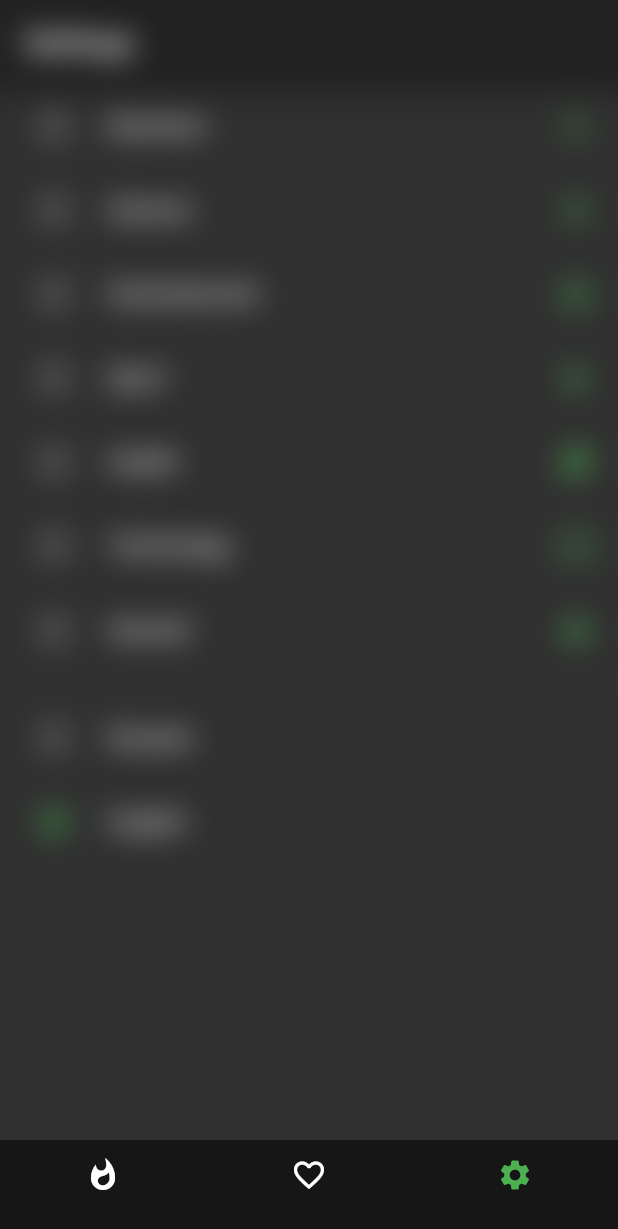
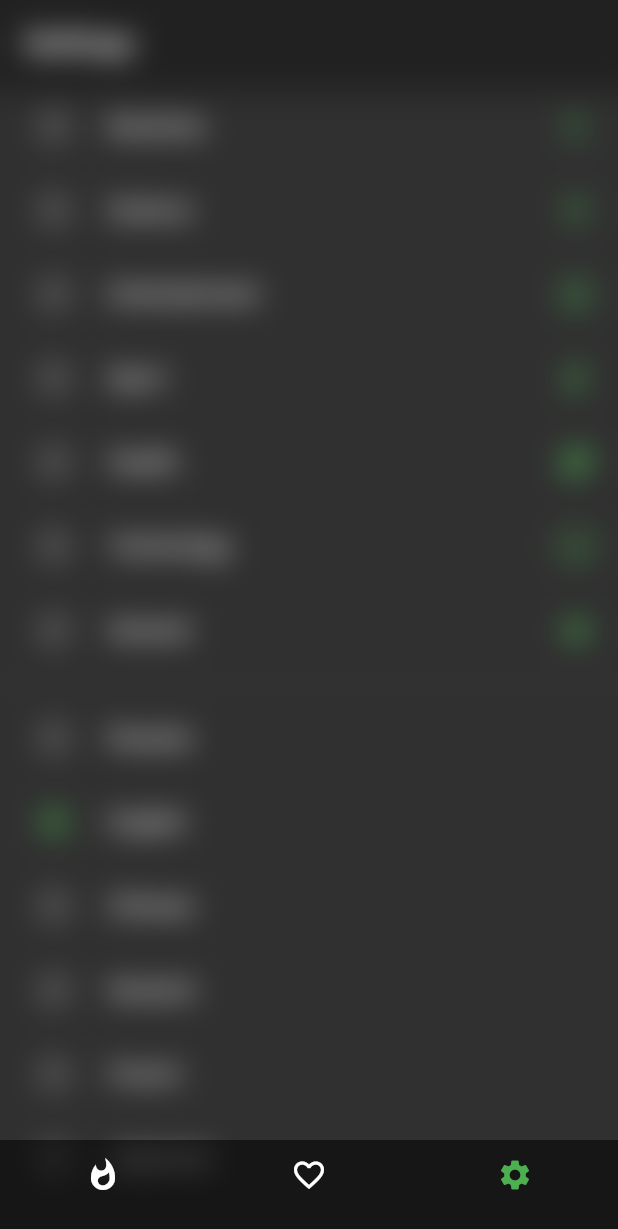
Before and after one commit to Alfie-AD/popular_news, a Flutter app: the screen it shows after launch, item 3 of the bottom bar chosen, after a tap on "English", on a phone screen of 412 x 824 dp. Shown: the top 1229 px of the screen. Run offline on Flutter 3.47's test engine with Material 2 defaults, Android fonts, the phone set to English and light mode, and no system bars; our stand-ins replace cloud_firestore, share, shared_preferences, tuple; accounts and stored records are empty; network calls fail.

Commit message:
Languages and settings fix

```diff
--- a/lib/main.dart
+++ b/lib/main.dart
@@ -1,4 +1,4 @@
 import 'package:flutter/material.dart';
 import 'src/app.dart';
 
-void main() => runApp(App());
+main() => runApp(App());
--- a/lib/src/resources/news_api_provider.dart
+++ b/lib/src/resources/news_api_provider.dart
@@ -1,5 +1,5 @@
 
-import 'package:http/http.dart' show Client;
+import 'package:http/http.dart';
 import 'dart:convert';
 import 'package:clean_news_ai/src/models/Item_model.dart';
 import 'dart:math';
@@ -10,7 +10,6 @@ import 'package:clean_news_ai/src/resources/keys.dart';
 
 class NewsApiProvider {
 
-  final client = Client();
   final prefs = SharedPreferences.getInstance();
 
   getNews() async {
@@ -20,17 +19,17 @@ class NewsApiProvider {
     final lastRequest = (await prefs).getString('lastRequest');
 
     if (theme == null && lastRequest == null){
-      response = await client.get("https://newsapi.org/v2/everything?q=flutter&sortBy=relevance&apiKey=$_apiKey");
+      response = await get("https://newsapi.org/v2/everything?q=flutter&sortBy=relevance&apiKey=$_apiKey");
     }else if (theme != null && lastRequest == null){
       var country = (await prefs).getString('lang') ?? "en";
-      country == "en" ? country = "us" : country = "ru";
-      response = await client.get("https://newsapi.org/v2/top-headlines?country=$country&category=$theme&apiKey=$_apiKey");
+      country == "en" ? country = "us" : (await prefs).getString('lang');
+      response = await get("https://newsapi.org/v2/top-headlines?country=$country&category=$theme&apiKey=$_apiKey");
     }else {
       final lang = (await prefs).getString('lang') ?? "en";
-      response = await client.get("https://newsapi.org/v2/everything?q=$lastRequest&sortBy=relevance&language=$lang&apiKey=$_apiKey");
+      response = await get("https://newsapi.org/v2/everything?q=$lastRequest&sortBy=relevance&language=$lang&apiKey=$_apiKey");
     }
 
-    if (response.statusCode == 200) {
+    if ((await response).statusCode == 200) {
       final mapArticles = {};
       ItemModel.fromJson(json.decode(response.body)).articles.forEach((article){
         mapArticles[article.url] = article;
--- a/lib/src/resources/repository.dart
+++ b/lib/src/resources/repository.dart
@@ -1,7 +1,7 @@
 import 'news_api_provider.dart';
 
+final newsApiProvider = NewsApiProvider();
 
-final newsApiProvider = NewsApiProvider();
 class Repository {
 
   getNews() async {
--- a/lib/src/ui/screens/popular_news.dart
+++ b/lib/src/ui/screens/popular_news.dart
@@ -3,10 +3,14 @@ import 'package:flutter/material.dart';
 import 'package:clean_news_ai/src/blocs/news_bloc.dart';
 import 'package:clean_news_ai/src/ui/views/app_bar.dart';
 import 'package:clean_news_ai/src/ui/views/stream_builder.dart';
-import 'package:clean_news_ai/src/ui/views/empty_box.dart';
+import 'package:clean_news_ai/src/ui/views/list_items/empty_box.dart';
 import 'package:clean_news_ai/src/ui/views/search_bar.dart';
+import 'dart:async';
+
 
 class FlutterNewsScreen extends StatefulWidget {
+
+  var scrollPosition = 0.0;
 
   createState() => FlutterNewsScreenState();
 
@@ -14,11 +18,27 @@ class FlutterNewsScreen extends StatefulWidget {
 
 class FlutterNewsScreenState extends State<FlutterNewsScreen> {
 
+  var _controller = ScrollController();
+
+  initState(){
+    _controller.addListener(_scrollListener);
+    Timer(Duration(milliseconds: 1), (){
+      _controller.animateTo(widget.scrollPosition, duration: Duration(milliseconds: 150), curve: Curves.linear);
+    });
+    super.initState();
+  }
+
+  _scrollListener(){
+    widget.scrollPosition = _controller.offset;
+  }
+
+
   build(context) {
     bloc.fetchAllNews();
     return Scaffold(
         resizeToAvoidBottomPadding: false,
         body: CustomScrollView(
+          controller: _controller,
             slivers: [
               appBar("News"),
               searchBar((){
--- a/lib/src/ui/screens/settings_screen.dart
+++ b/lib/src/ui/screens/settings_screen.dart
@@ -3,7 +3,7 @@ import 'package:shared_preferences/shared_preferences.dart';
 import 'package:clean_news_ai/src/resources/repository.dart';
 import 'package:tuple/tuple.dart';
 import 'package:clean_news_ai/src/ui/views/app_bar.dart';
-import 'package:clean_news_ai/src/ui/views/empty_box.dart';
+import 'package:clean_news_ai/src/ui/views/list_items/empty_box.dart';
 
 class SettingsScreen extends StatefulWidget {
 
@@ -27,9 +27,18 @@ class SettingsState extends State<SettingsScreen>{
     Tuple2("General", Icons.star),
   ];
 
+  final settingsLanguage = [
+    Tuple2("Russian", "ru"),
+    Tuple2("English", "en"),
+    Tuple2("Chinese", "cn"),
+    Tuple2("Deutsch", "de"),
+    Tuple2("French", "fr"),
+    Tuple2("Japanese", "jp"),
+  ];
+
   initState(){
+    super.initState();
     _check();
-    super.initState();
   }
 
   build(context){
@@ -45,7 +54,7 @@ class SettingsState extends State<SettingsScreen>{
                 child: Divider(),
               ),
               SliverToBoxAdapter(
-                child: _languageSelect(),
+                child: _languageWidgets(),
               ),
               emptyBox()
             ]
@@ -66,7 +75,6 @@ class SettingsState extends State<SettingsScreen>{
                 (await prefs).setString("theme", value.toLowerCase());
                 (await prefs).setString("lastRequest", null);
                 mainArticles.clear();
-                  savedArticles.clear();
                 setState(() {});
               },
               secondary: Icon(tuple.item2, color: Colors.green),
@@ -79,44 +87,26 @@ class SettingsState extends State<SettingsScreen>{
     );
   }
 
-  _languageSelect(){
+  _languageWidgets() {
     return Column(
-        children: [
-          Container(
+        children: settingsLanguage.map((tuple){
+          return Container(
             child: RadioListTile(
-              value: "ru",
+              value: tuple.item2,
               activeColor: Colors.green,
               groupValue: selectedLanguage,
               onChanged: (value) async {
-                selectedLanguage = "ru";
+                selectedLanguage = tuple.item2;
                 (await prefs).setString("lang", value);
                 mainArticles.clear();
-                savedArticles.clear();
                 setState(() {});
               },
               title: Text(
-                "Russian",
+                tuple.item1,
               ),
             ),
-          ),
-          Container(
-            child: RadioListTile(
-              value: "en",
-              activeColor: Colors.green,
-              groupValue: selectedLanguage,
-              onChanged: (value) async {
-                selectedLanguage = "en";
-                (await prefs).setString("lang", value);
-                mainArticles.clear();
-                savedArticles.clear();
-                setState(() {});
-              },
-              title: Text(
-                "English",
-              ),
-            ),
-          )
-        ]
+          );
+        }).toList()
     );
   }
 
@@ -133,4 +123,5 @@ class SettingsState extends State<SettingsScreen>{
       setState(() {});
     }
   }
+
 }
--- a/lib/src/ui/views/list.dart
+++ b/lib/src/ui/views/list.dart
@@ -17,5 +17,4 @@ buildList(values){
         childCount: values.length
     ),
   );
-  //}
 }
--- a/lib/src/ui/views/list_items/list_Item.dart
+++ b/lib/src/ui/views/list_items/list_Item.dart
@@ -34,7 +34,7 @@ class ListItemState extends State<ListItem> with TickerProviderStateMixin {
   AnimationController colorAnimationController;
 
   initState(){
-    colorAnimationController = AnimationController(duration: const Duration(milliseconds: 700), vsync: this);
+    colorAnimationController = AnimationController(duration: const Duration(milliseconds: 500), vsync: this);
     colorAnimation = Tween(begin: 1.0, end: 0.5).animate(colorAnimationController);
     mainArticles[widget.url]?.animated = true;
 
@@ -121,10 +121,10 @@ class ListItemState extends State<ListItem> with TickerProviderStateMixin {
                             ),
                             Container(
                               padding: EdgeInsets.only(left: 16.0, right: 16.0, bottom: 8.0),
+                              alignment: Alignment.center,
                               child: Text(
                                   widget.title,
                                   style: TextStyle(color: Colors.white, fontSize: 20)),
-                                  alignment: Alignment.center,
                                 ),
                                 Container(
                                   padding: EdgeInsets.only(right: 16.0, bottom: 16.0, top: 8.0),
--- a/lib/src/ui/views/search_bar.dart
+++ b/lib/src/ui/views/search_bar.dart
@@ -18,7 +18,7 @@ searchBar(action){
               padding: EdgeInsets.symmetric(horizontal: 16.0),
               child: TextField(
                 decoration: InputDecoration(
-                    icon: Icon(Icons.search),
+                    icon: Icon(Icons.search, color: Colors.black54),
                     border: InputBorder.none,
                     hintStyle: TextStyle(fontSize: 18, color: Colors.black54),
                     hintText: 'Search'
```
Also changed, not shown: lib/src/blocs/news_bloc.dart (+4 -12 lines), lib/src/models/Item_model.dart (+8 -8 lines), lib/src/ui/screens/liked_screen.dart (+19 -1 lines), lib/src/ui/views/list_items/empty_box.dart (renamed from lib/src/ui/views/empty_box.dart), 1 other file. Lines whose indentation alone changed are shown as unchanged.
